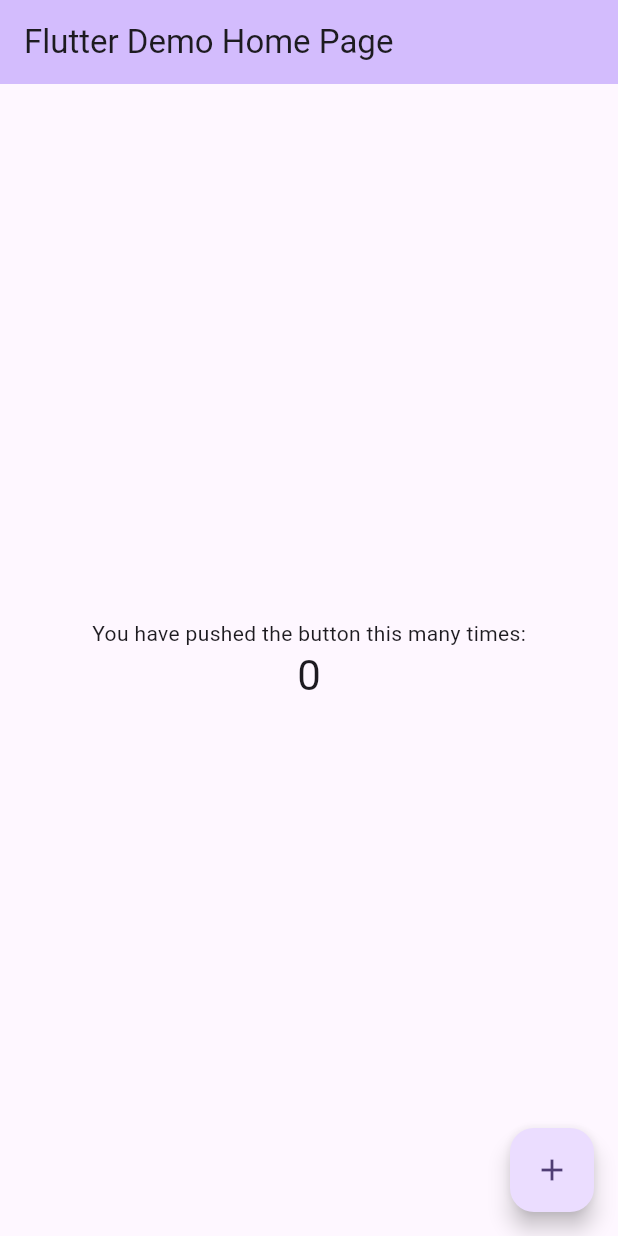
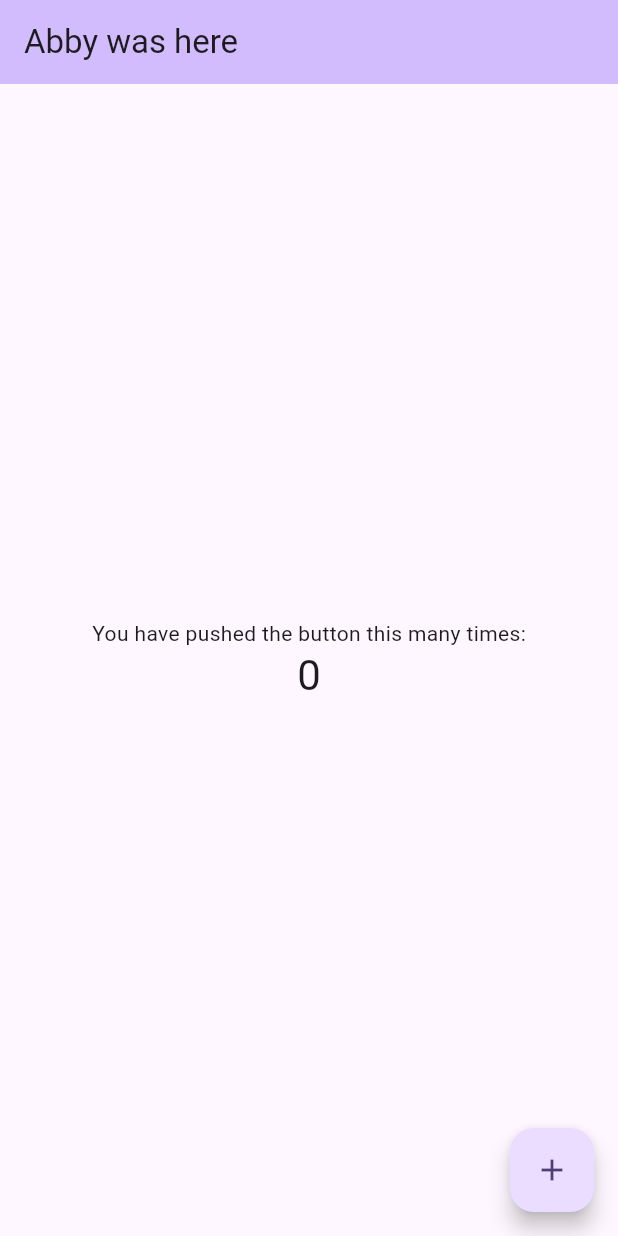
Before and after one commit to dmil148/app_4, a Flutter app: the screen it shows after launch, on a phone screen of 412 x 824 dp. Run offline on Flutter 3.47's test engine with Material 3 defaults, Android fonts, the phone set to English and light mode, and no system bars.

Commit message:
Update main.dart

```diff
--- a/lib/main.dart
+++ b/lib/main.dart
@@ -31,7 +31,7 @@ class MyApp extends StatelessWidget {
         colorScheme: ColorScheme.fromSeed(seedColor: Colors.deepPurple),
         useMaterial3: true,
       ),
-      home: const MyHomePage(title: 'Flutter Demo Home Page'),
+      home: const MyHomePage(title: 'Abby was here'),
     );
   }
 }
```
